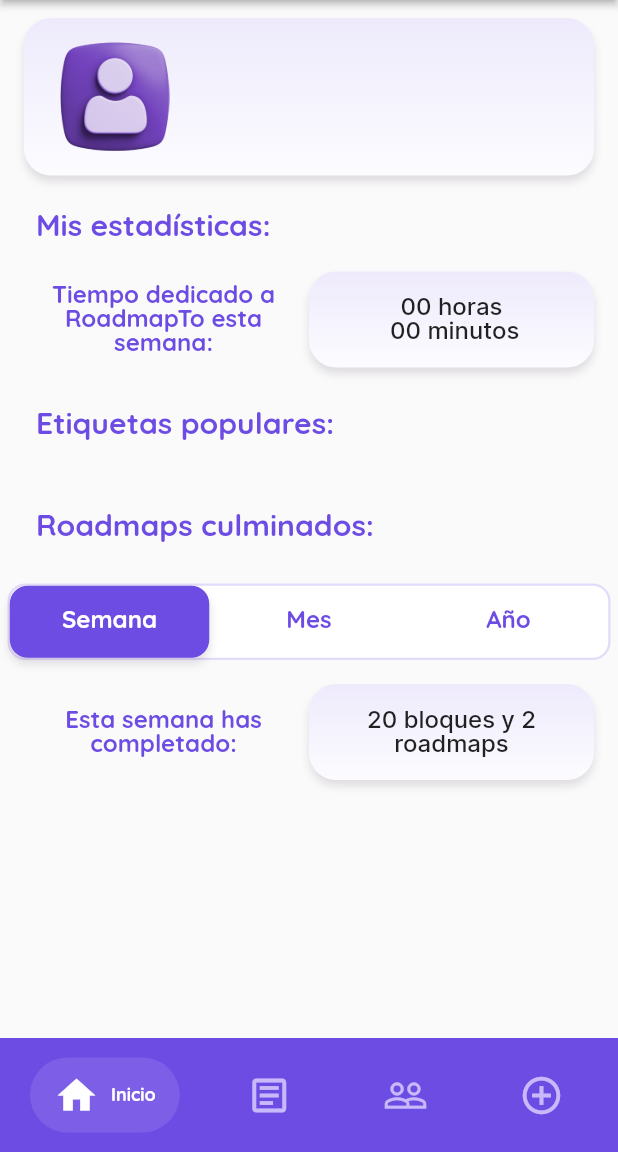
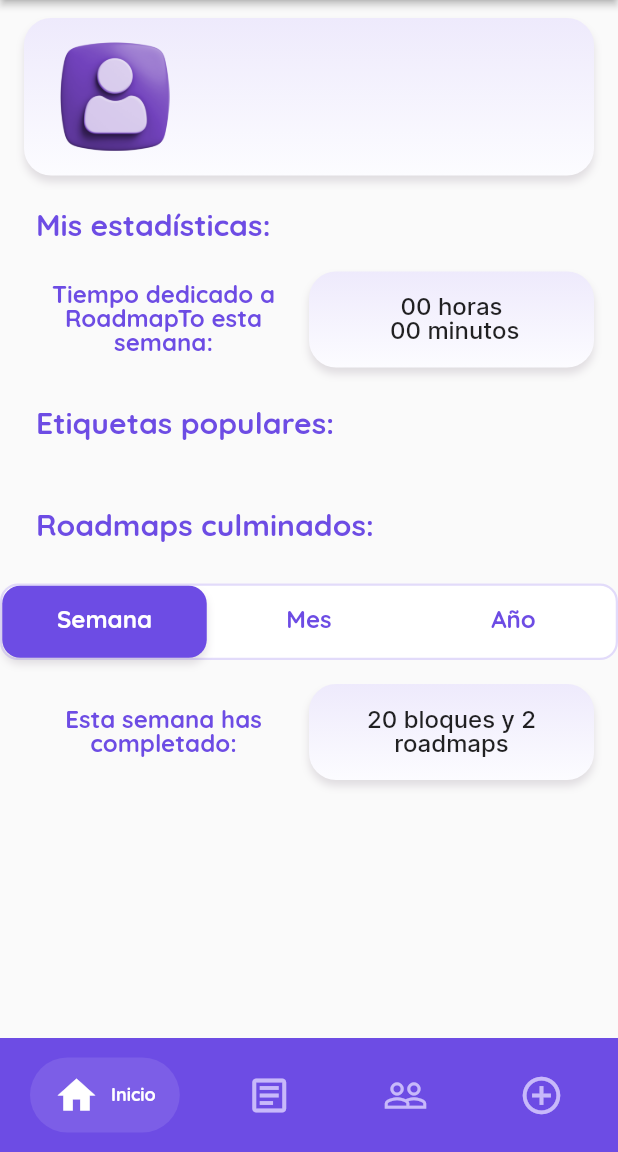
Before and after one commit to SimonRamos88/Aristeia, a Flutter app: the HomeScreen screen opened by its route, on a phone screen of 412 x 824 dp, the part 84-1236 px from its top. Run offline on Flutter 3.47's test engine with Material 2 defaults, Android fonts, the phone set to English and light mode, and no system bars; drawn by our look-alikes of salomon_bottom_bar; our stand-ins replace auto_route, cloud_firestore, firebase_auth, firebase_core, flash, flutter_rating_bar and 1 more; accounts and stored records are empty.

Commit message:
correccion welcome scrollable

```diff
--- a/lib/core/utils/app_gradients.dart
+++ b/lib/core/utils/app_gradients.dart
@@ -62,7 +62,7 @@ class AppGradients {
     ],
   );
 
-  final bluecardGradient =  const LinearGradient(
+  final bluecardGradient = const LinearGradient(
     begin: Alignment.centerLeft,
     end: Alignment.center,
     colors: [
@@ -71,7 +71,7 @@ class AppGradients {
     ],
   );
 
-  final pinkcardGradient =  const  LinearGradient(
+  final pinkcardGradient = const LinearGradient(
     begin: Alignment.centerLeft,
     end: Alignment.center,
     colors: [
@@ -79,6 +79,17 @@ class AppGradients {
       Color.fromARGB(255, 253, 245, 255),
     ],
   );
+
+  final mainLabelGradient = const LinearGradient(
+    begin: Alignment.topCenter,
+    end: Alignment.bottomCenter,
+    colors: [
+      Color(0xff6D4CE4),
+      Color(0xB56D4CE4),
+      Color(0x7D6D4CE4),
+    ],
+    stops: [0.0, 0.9323, 1.0],
+  );
 }
 
 //static final gradients = AppGradients();
--- a/lib/core/widgets/etiqueta_widget.dart
+++ b/lib/core/widgets/etiqueta_widget.dart
@@ -33,7 +33,7 @@ class Etiqueta extends StatelessWidget {
       //height: (size==1)? 17:21,
       decoration: BoxDecoration(
         borderRadius: (size==1)?  BorderRadius.circular(18) : BorderRadius.circular(13.0),
-        gradient: color==0? gradients.mainGradient: gradients.mainBlueGradient,
+        gradient: color==0? gradients.mainLabelGradient: gradients.mainBlueGradient,
       ),
       child:  Text(
           text,
--- a/lib/features/estadistica/presentation/pages/home_screen.dart
+++ b/lib/features/estadistica/presentation/pages/home_screen.dart
@@ -197,7 +197,8 @@ class _HomeScreenState extends State<HomeScreen>
         },
         onPressedAction: cerrarSesion,
       ),
-        body: Column(
+      body: SingleChildScrollView(
+        child: Column(
           children: [
             ProfileCard(
               nombre: usernames,
@@ -248,7 +249,7 @@ class _HomeScreenState extends State<HomeScreen>
                 centered: false,
                 color: Theme.of(context).primaryColor),
             Container(
-              margin: EdgeInsets.symmetric(horizontal: 5, vertical: 16),
+              margin: const EdgeInsets.symmetric(horizontal: 0, vertical: 16),
               decoration: BoxDecoration(
                 borderRadius: BorderRadius.circular(12),
                 color: Colors.white,
@@ -288,6 +289,11 @@ class _HomeScreenState extends State<HomeScreen>
                 ],
               ),
             ),
+            Container(
+              height: 100,
+              width: double.infinity,
+              child: Column(
+                children: [
                   Expanded(
                     child: TabBarView(
                       controller: tabController,
@@ -311,7 +317,12 @@ class _HomeScreenState extends State<HomeScreen>
                     ),
                   ),
                 ],
-        ));
+              ),
+            ),
+          ],
+        ),
+      ),
+    );
   }
 }
 
```
Lines whose indentation alone changed are shown as unchanged.
